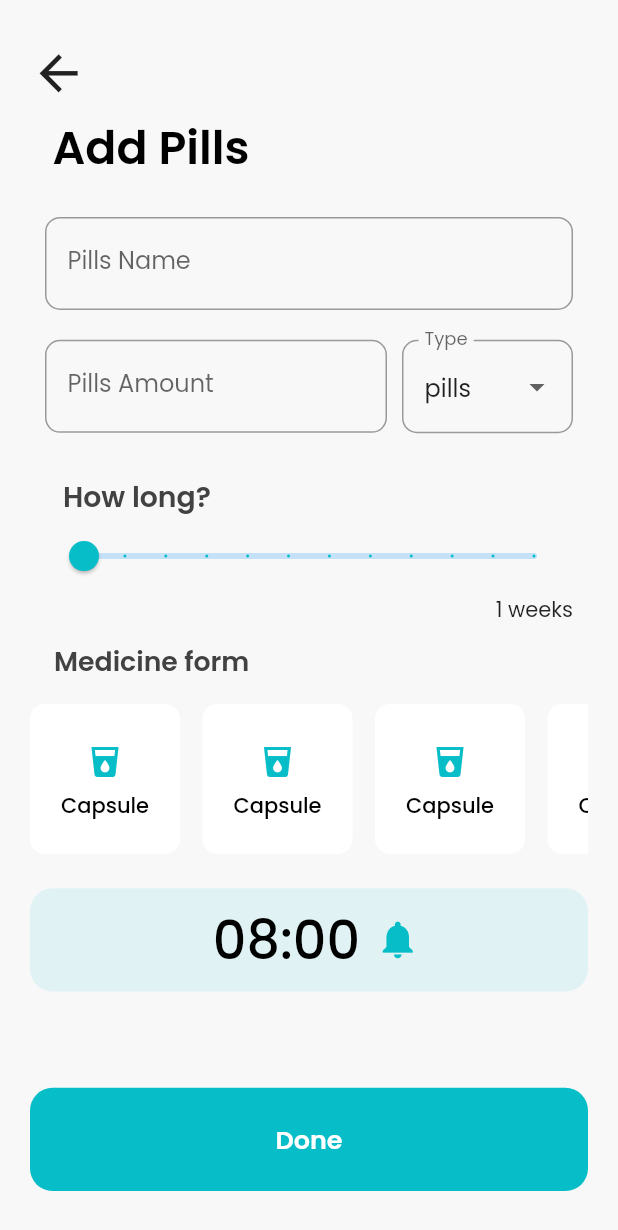
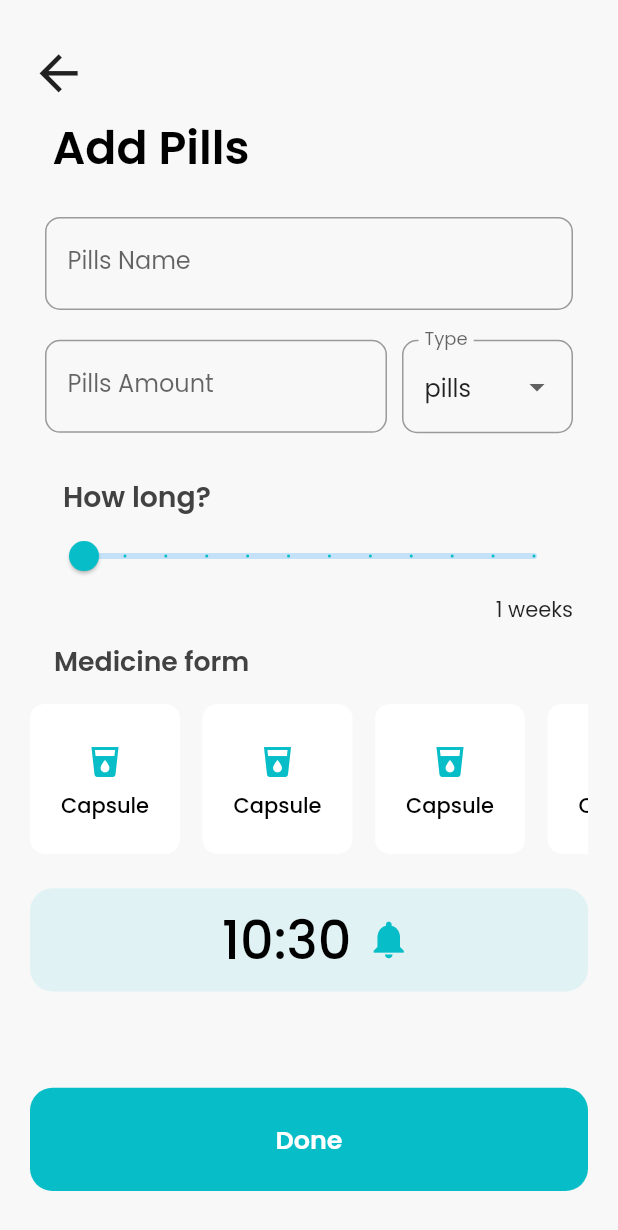
Before and after one commit to gonciuu/Medicine-App-In-Flutter, a Flutter app: the AddNewMedicine screen opened by its route, on a phone screen of 412 x 824 dp. Shown: the top 1230 px of the screen. Run offline on Flutter 3.47's test engine with Material 2 defaults, Android fonts, the phone set to English and light mode, and no system bars; our stand-ins replace auto_size_text.

Commit message:
handle picker time choose

```diff
--- a/lib/screens/add_new_medicine/add_new_medicine.dart
+++ b/lib/screens/add_new_medicine/add_new_medicine.dart
@@ -1,8 +1,8 @@
 import 'package:flutter/cupertino.dart';
 import 'package:flutter/material.dart';
-import 'package:medicine/helpers/platform_flat_button.dart';
-import 'package:medicine/screens/add_new_medicine/form_fields.dart';
-import '../../helpers/platform_slider.dart';
+import 'package:intl/intl.dart';
+import '../../helpers/platform_flat_button.dart';
+import '../../screens/add_new_medicine/form_fields.dart';
 import '../../screens/add_new_medicine/medicine_type_card.dart';
 
 class AddNewMedicine extends StatefulWidget {
@@ -16,6 +16,8 @@ class _AddNewMedicineState extends State<AddNewMedicine> {
 
   int howManyWeeks = 1;
 
+  String hour = DateFormat("HH:mm").format(DateTime.now());
+
   @override
   void initState() {
     super.initState();
@@ -24,7 +26,10 @@ class _AddNewMedicineState extends State<AddNewMedicine> {
 
   @override
   Widget build(BuildContext context) {
-    final deviceHeight = MediaQuery.of(context).size.height - 60.0;
+    final deviceHeight = MediaQuery
+        .of(context)
+        .size
+        .height - 60.0;
 
     return Scaffold(
       resizeToAvoidBottomInset: false,
@@ -56,7 +61,8 @@ class _AddNewMedicineState extends State<AddNewMedicine> {
                 child: FittedBox(
                     child: Text(
                       "Add Pills",
-                  style: Theme.of(context)
+                      style: Theme
+                          .of(context)
                           .textTheme
                           .headline3
                           .copyWith(color: Colors.black),
@@ -69,8 +75,8 @@ class _AddNewMedicineState extends State<AddNewMedicine> {
                 height: deviceHeight * 0.37,
                 child: Padding(
                     padding: const EdgeInsets.symmetric(horizontal: 10.0),
-                  child: FormFields(howManyWeeks,selectWeight,popUpMenuItemChanged,sliderChanged)
-                ),
+                    child: FormFields(howManyWeeks, selectWeight,
+                        popUpMenuItemChanged, sliderChanged)),
               ),
               Container(
                 height: deviceHeight * 0.035,
@@ -107,22 +113,29 @@ class _AddNewMedicineState extends State<AddNewMedicine> {
                 width: double.infinity,
                 height: deviceHeight * 0.09,
                 child: PlatformFlatButton(
+                  handler: () => openTimePicker(),
                   buttonChild: Row(
                     mainAxisAlignment: MainAxisAlignment.center,
                     children: [
                       SizedBox(width: 10),
                       Text(
-                        "08:00",
+                        this.hour,
                         style: TextStyle(
                             fontSize: 35.0,
                             color: Colors.black,
-                          fontWeight: FontWeight.w500
-                        ),
+                            fontWeight: FontWeight.w500),
                       ),
                       SizedBox(width: 10),
-                      Icon(Icons.notifications,size: 30,color: Theme.of(context).primaryColor,)
+                      Icon(
+                        Icons.notifications,
+                        size: 30,
+                        color: Theme
+                            .of(context)
+                            .primaryColor,
+                      )
                     ],
-                  ), handler: (){}, color : Color.fromRGBO(7, 190, 200, 0.1),
+                  ),
+                  color: Color.fromRGBO(7, 190, 200, 0.1),
                 ),
               ),
               Spacer(),
@@ -130,7 +143,10 @@ class _AddNewMedicineState extends State<AddNewMedicine> {
                 height: deviceHeight * 0.09,
                 width: double.infinity,
                 child: PlatformFlatButton(
-                  color: Theme.of(context).primaryColor,
+                  handler: () {},
+                  color: Theme
+                      .of(context)
+                      .primaryColor,
                   buttonChild: Text(
                     "Done",
                     style: TextStyle(
@@ -138,7 +154,6 @@ class _AddNewMedicineState extends State<AddNewMedicine> {
                         fontWeight: FontWeight.w600,
                         fontSize: 17.0),
                   ),
-                  handler: () {},
                 ),
               )
             ],
@@ -151,8 +166,15 @@ class _AddNewMedicineState extends State<AddNewMedicine> {
   void sliderChanged(double value) =>
       setState(() => this.howManyWeeks = value.round());
 
-
   void popUpMenuItemChanged(String value) =>
       setState(() => this.selectWeight = value);
 
+  Future<void> openTimePicker() async {
+    await showTimePicker(
+        context: context, initialTime: TimeOfDay.now(), helpText: "Choose Time")
+        .then((value) =>
+        setState(() =>
+        this.hour =
+            DateFormat("HH:mm").format(DateTime(value.hour, value.hour, value.hour, value.hour, value.minute))));
   }
+}
```
Also changed, not shown: 1 other file. Lines whose indentation alone changed are shown as unchanged.
